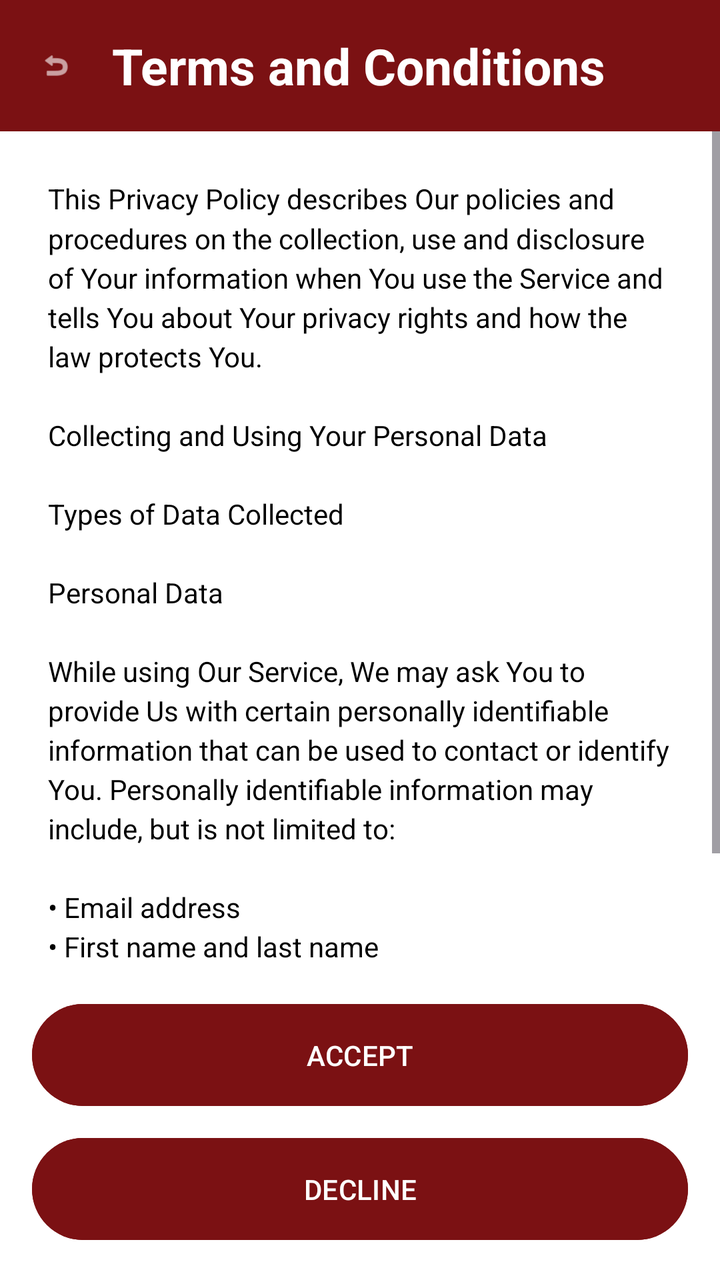
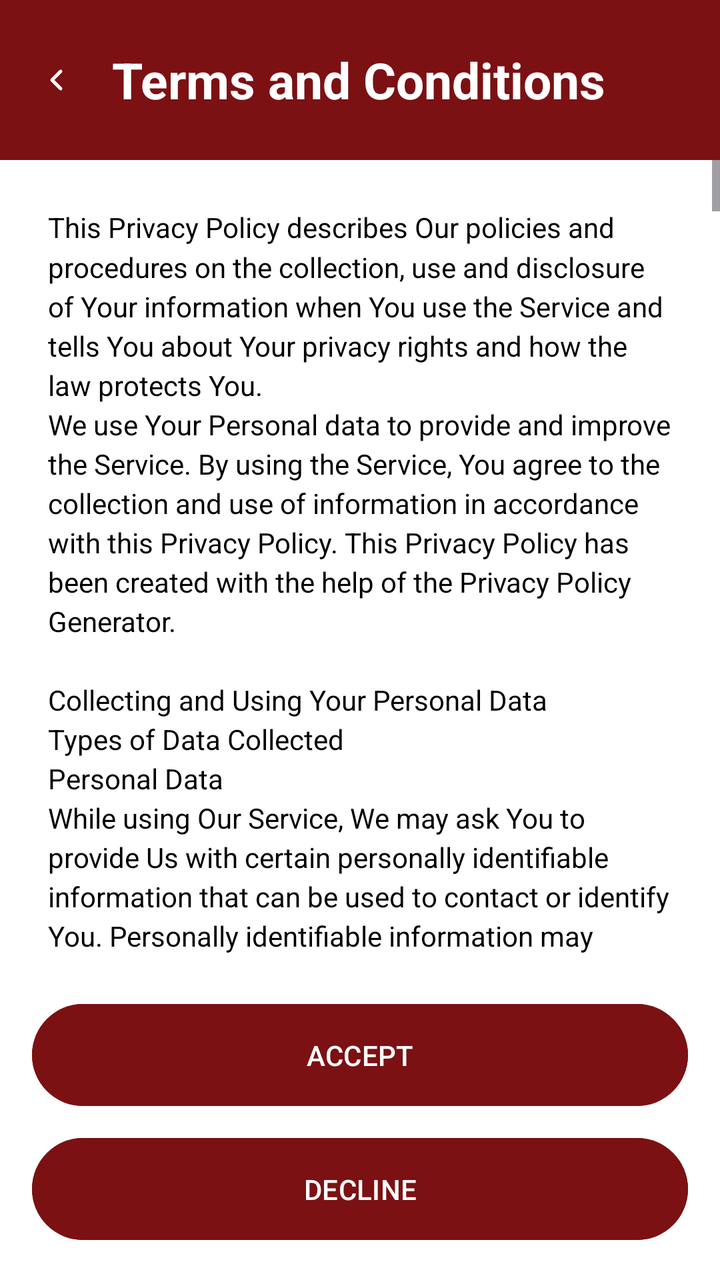

Two renders of the same Android screen: before a commit and after it. Below are the layout's source before the change and the commit's diff.
<!-- AndroidManifest.xml: application theme Theme.FixItFinderApp -->
<!-- res/layout/activity_terms_agreement.xml -->
<?xml version="1.0" encoding="utf-8"?>
<androidx.constraintlayout.widget.ConstraintLayout
    xmlns:android="http://schemas.android.com/apk/res/android"
    xmlns:app="http://schemas.android.com/apk/res-auto"
    android:layout_width="match_parent"
    android:layout_height="match_parent"
    android:background="@android:color/white">

    
    <LinearLayout
        android:id="@+id/headerLayout"
        android:layout_width="match_parent"
        android:layout_height="wrap_content"
        android:orientation="horizontal"
        android:background="@color/color_primary"
        android:padding="16dp"
        android:gravity="center_vertical"
        app:layout_constraintTop_toTopOf="parent"
        app:layout_constraintStart_toStartOf="parent"
        app:layout_constraintEnd_toEndOf="parent">

        <ImageView
            android:id="@+id/btnBack"
            android:layout_width="24dp"
            android:layout_height="24dp"
            android:src="@android:drawable/ic_menu_revert"
            android:tint="@color/white"
            android:padding="4dp"
            android:background="?attr/selectableItemBackgroundBorderless"
            android:contentDescription="Back"
            android:layout_marginEnd="16dp" />

        <TextView
            android:layout_width="0dp"
            android:layout_height="wrap_content"
            android:layout_weight="1"
            android:text="Terms and Conditions"
            android:textSize="25sp"
            android:textStyle="bold"
            android:textColor="@color/white" />
    </LinearLayout>

    
    <ScrollView
        android:layout_width="match_parent"
        android:layout_height="0dp"
        android:fillViewport="true"
        app:layout_constraintTop_toBottomOf="@+id/headerLayout"
        app:layout_constraintBottom_toTopOf="@+id/buttonLayout"
        app:layout_constraintStart_toStartOf="parent"
        app:layout_constraintEnd_toEndOf="parent">

        <TextView
            android:id="@+id/tvTermsContent"
            android:layout_width="match_parent"
            android:layout_height="wrap_content"
            android:padding="24dp"
            android:text="This Privacy Policy describes Our policies and procedures on the collection, use and disclosure of Your information when You use the Service and tells You about Your privacy rights and how the law protects You.\n\nCollecting and Using Your Personal Data\n\nTypes of Data Collected\n\nPersonal Data\n\nWhile using Our Service, We may ask You to provide Us with certain personally identifiable information that can be used to contact or identify You. Personally identifiable information may include, but is not limited to:\n\n• Email address\n• First name and last name\n• Phone number\n• Address, State, Province, ZIP/Postal code, City"
            android:textSize="14sp"
            android:textColor="@android:color/black"
            android:lineSpacingMultiplier="1.2" />
    </ScrollView>

    
    <LinearLayout
        android:id="@+id/buttonLayout"
        android:layout_width="match_parent"
        android:layout_height="wrap_content"
        android:orientation="vertical"
        android:padding="16dp"
        android:background="@color/white"
        app:layout_constraintBottom_toBottomOf="parent"
        app:layout_constraintStart_toStartOf="parent"
        app:layout_constraintEnd_toEndOf="parent">

        <Button
            android:id="@+id/btnAccept"
            android:layout_width="match_parent"
            android:layout_height="wrap_content"
            android:text="ACCEPT"
            android:textColor="@color/white"
            android:backgroundTint="@color/color_primary"
            android:padding="16dp"
            android:layout_marginBottom="8dp" />

        <Button
            android:id="@+id/btnDecline"
            android:layout_width="match_parent"
            android:layout_height="wrap_content"
            android:text="DECLINE"
            android:textColor="@color/white"
            android:backgroundTint="@color/color_primary"
            android:padding="16dp" />
    </LinearLayout>

</androidx.constraintlayout.widget.ConstraintLayout>
<!-- resources referenced by this layout -->
<resources>
  <color name="color_primary">#7B1113</color>
  <color name="white">#FFFFFFFF</color>
  <style name="Theme.FixItFinderApp" parent="Base.Theme.FixItFinderApp" />
  <style name="Base.Theme.FixItFinderApp" parent="Theme.Material3.DayNight.NoActionBar">
          <item name="colorPrimary">@color/color_primary</item>
          <item name="colorSecondary">@color/color_secondary</item>
          <item name="colorSurface">@color/color_background</item>
          <item name="colorOnSurface">@color/color_text_dark</item>
          <item name="colorPrimaryContainer">@color/color_primary</item>
          <item name="colorOnPrimary">@color/color_background</item>
      </style>
  <color name="color_secondary">#825037</color>
  <color name="color_background">#FFFFFF</color>
  <color name="color_text_dark">#2C2C2C</color>
</resources>

<!-- the commit's change to res/layout/activity_terms_agreement.xml (unified diff, before → after) -->
@@ -21,9 +21,9 @@
 
         <ImageView
             android:id="@+id/btnBack"
-            android:layout_width="24dp"
-            android:layout_height="24dp"
-            android:src="@android:drawable/ic_menu_revert"
+            android:layout_width="@dimen/back_btn_width"
+            android:layout_height="@dimen/back_btn_height"
+            android:src="@drawable/ic_back_chevron"
             android:tint="@color/white"
             android:padding="4dp"
             android:background="?attr/selectableItemBackgroundBorderless"
@@ -42,6 +42,7 @@
 
     
     <ScrollView
+        android:id="@+id/scrollTerms"
         android:layout_width="match_parent"
         android:layout_height="0dp"
         android:fillViewport="true"
@@ -55,7 +56,7 @@
             android:layout_width="match_parent"
             android:layout_height="wrap_content"
             android:padding="24dp"
-            android:text="This Privacy Policy describes Our policies and procedures on the collection, use and disclosure of Your information when You use the Service and tells You about Your privacy rights and how the law protects You.\n\nCollecting and Using Your Personal Data\n\nTypes of Data Collected\n\nPersonal Data\n\nWhile using Our Service, We may ask You to provide Us with certain personally identifiable information that can be used to contact or identify You. Personally identifiable information may include, but is not limited to:\n\n• Email address\n• First name and last name\n• Phone number\n• Address, State, Province, ZIP/Postal code, City"
+            android:text="This Privacy Policy describes Our policies and procedures on the collection, use and disclosure of Your information when You use the Service and tells You about Your privacy rights and how the law protects You.\nWe use Your Personal data to provide and improve the Service. By using the Service, You agree to the collection and use of information in accordance with this Privacy Policy. This Privacy Policy has been created with the help of the Privacy Policy Generator.\n\nCollecting and Using Your Personal Data\nTypes of Data Collected\nPersonal Data\nWhile using Our Service, We may ask You to provide Us with certain personally identifiable information that can be used to contact or identify You. Personally identifiable information may include, but is not limited to:\n- Email address\n- First name and last name\n- Phone number\n- Address, State, Province, ZIP/Postal code, City\nUsage Data\n\nUsage Data\nUsage Data is collected automatically when using the Service.\nUsage Data may include information such as Your Device's Internet Protocol address (e.g. IP address), browser type, browser version, the pages of our Service that You visit, the time and date of Your visit, the time spent on those pages, unique device identifiers and other diagnostic data. When You access the Service by or through a mobile device, We may collect certain information automatically, including, but not limited to, the type of mobile device You use, Your mobile device unique ID, the IP address of Your mobile device, Your mobile operating system, the type of mobile Internet browser You use, unique device identifiers and other diagnostic data. We may also collect information that Your browser sends whenever You visit our Service or when You access the Service by or through a mobile device.\n\nInformation from Third-Party Social Media Services\nThe Company allows You to create an account and log in to use the Service through the following Third-Party Social Media Services:\nGoogle\nFacebook\nInstagram\nTwitter\nLinkedIn\nIf You decide to register through or otherwise grant us access to a Third-Party Social Media Service, We may collect Personal data that is already associated with Your Third-Party Social Media Service's account, such as Your name, Your email address, Your activities or Your contact list associated with that account.You may also have the option of sharing additional information with the Company through Your Third-Party Social Media Service's account. If You choose to provide such information and Personal Data, during registration or otherwise, You are giving the Company permission to use, share, and store it in a manner consistent with this Privacy Policy.\n\nInformation Collected while Using the Application\nWhile using Our Application, in order to provide features of Our Application, We may collect, with Your prior permission:\nInformation regarding your location\nInformation from your Device's phone book (contacts list)\nPictures and other information from your Device's camera and photo library\nWe use this information to provide features of Our Service, to improve and customize Our Service. The information may be uploaded to the Company's servers and/or a Service Provider's server or it may be simply stored on Your device. You can enable or disable access to this information at any time, through your Device settings.\n\nUse of Your Personal Data\nThe Company may use Personal Data for the following purposes:\nTo provide and maintain our Service, including to monitor the usage of our Service.\nTo manage Your Account: to manage Your registration as a user of the Service. The Personal Data You provide can give You access to different functionalities of the Service that are available to You as a registered user.\nFor the performance of a contract: the development, compliance and undertaking of the purchase contract for the products, items or services You have purchased or of any other contract with Us through the Service.\nTo contact You: To contact You by email, telephone calls, SMS, or other equivalent forms of electronic communication, such as a mobile application's push notifications regarding updates or informative communications related to the functionalities, products or contracted services, including the security updates, when necessary or reasonable for their implementation.\nTo provide You with news, special offers and general information about other goods, services and events which we offer that are similar to those that you have already purchased or enquired about unless You have opted not to receive such information.\nTo manage Your requests: To attend and manage Your requests to Us.\nFor business transfers: We may use Your information to evaluate or conduct a merger, divestiture, restructuring, reorganization, dissolution, or other sale or transfer of some or all of Our assets, whether as a going concern or as part of bankruptcy, liquidation, or similar proceeding, in which Personal Data held by Us about our Service users is among the assets transferred.\nFor other purposes: We may use Your information for other purposes, such as data analysis, identifying usage trends, determining the effectiveness of our promotional campaigns and to evaluate and improve our Service, products, services, marketing and your experience.\nWe may share Your personal information in the following situations:\nWith Service Providers: We may share Your personal information with Service Providers to monitor and analyze the use of our Service, to contact You.\nFor business transfers: We may share or transfer Your personal information in connection with, or during negotiations of, any merger, sale of Company assets, financing, or acquisition of all or a portion of Our business to another company.\nWith Affiliates: We may share Your information with Our affiliates, in which case we will require those affiliates to honor this Privacy Policy. Affiliates include Our parent company and any other subsidiaries, joint venture partners or other companies that We control or that are under common control with Us.\nWith business partners: We may share Your information with Our business partners to offer You certain products, services or promotions.\nWith other users: when You share personal information or otherwise interact in the public areas with other users, such information may be viewed by all users and may be publicly distributed outside. If You interact with other users or register through a Third-Party Social Media Service, Your contacts on the Third-Party Social Media Service may see Your name, profile, pictures and description of Your activity. Similarly, other users will be able to view descriptions of Your activity, communicate with You and view Your profile.\nWith Your consent: We may disclose Your personal information for any other purpose with Your consent.\n\nRetention of Your Personal Data\nThe Company will retain Your Personal Data only for as long as is necessary for the purposes set out in this Privacy Policy. We will retain and use Your Personal Data to the extent necessary to comply with our legal obligations (for example, if we are required to retain your data to comply with applicable laws), resolve disputes, and enforce our legal agreements and policies.\nThe Company will also retain Usage Data for internal analysis purposes. Usage Data is generally retained for a shorter period of time, except when this data is used to strengthen the security or to improve the functionality of Our Service, or We are legally obligated to retain this data for longer time periods.\n\nTransfer of Your Personal Data\nYour information, including Personal Data, is processed at the Company's operating offices and in any other places where the parties involved in the processing are located. It means that this information may be transferred to - and maintained on - computers located outside of Your state, province, country or other governmental jurisdiction where the data protection laws may differ than those from Your jurisdiction. Your consent to this Privacy Policy followed by Your submission of such information represents Your agreement to that transfer. The Company will take all steps reasonably necessary to ensure that Your data is treated securely and in accordance with this Privacy Policy and no transfer of Your Personal Data will take place to an organization or a country unless there are adequate controls in place including the security of Your data and other personal information.\n\nDelete Your Personal Data\nYou have the right to delete or request that We assist in deleting the Personal Data that We have collected about You. Our Service may give You the ability to delete certain information about You from within the Service.\nYou may update, amend, or delete Your information at any time by signing in to Your Account, if you have one, and visiting the account settings section that allows you to manage Your personal information. You may also contact Us to request access to, correct, or delete any personal information that You have provided to Us. Please note, however, that We may need to retain certain information when we have a legal obligation or lawful basis to do so.\n\nDisclosure of Your Personal Data\nBusiness Transactions\nIf the Company is involved in a merger, acquisition or asset sale, Your Personal Data may be transferred. We will provide notice before Your Personal Data is transferred and becomes subject to a different Privacy Policy.\n\nLaw enforcement\nUnder certain circumstances, the Company may be required to disclose Your Personal Data if required to do so by law or in response to valid requests by public authorities (e.g. a court or a government agency).\n\nOther legal requirements\nThe Company may disclose Your Personal Data in the good faith belief that such action is necessary to:\nComply with a legal obligation\nProtect and defend the rights or property of the Company\nPrevent or investigate possible wrongdoing in connection with the Service\nProtect the personal safety of Users of the Service or the public\nProtect against legal liability\n\nSecurity of Your Personal Data\nThe security of Your Personal Data is important to Us, but remember that no method of transmission over the Internet, or method of electronic storage is 100% secure. While We strive to use commercially acceptable means to protect Your Personal Data, We cannot guarantee its absolute security.\nDetailed Information on the Processing of Your Personal Data\nThe Service Providers We use may have access to Your Personal Data. These third-party vendors collect, store, use, process and transfer information about Your activity on Our Service in accordance with their Privacy Policies.\nUsage, Performance and Miscellaneous\nWe may use third-party Service Providers to maintain and improve our service.\nGoogle Places\nGoogle Places is a service that returns information about places using HTTP requests. It is operated by Google\nGoogle Places service may collect information from You and from Your Device for security purposes.\nThe information gathered by Google Places is held in accordance with the Privacy Policy of Google: https://www.google.com/intl/en/policies/privacy/\n\nChildren's Privacy\nOur Service does not address anyone under the age of 13. We do not knowingly collect personally identifiable information from anyone under the age of 13. If You are a parent or guardian and You are aware that Your child has provided Us with Personal Data, please contact Us. If We become aware that We have collected Personal Data from anyone under the age of 13 without verification of parental consent, We take steps to remove that information from Our servers. If We need to rely on consent as a legal basis for processing Your information and Your country requires consent from a parent, We may require Your parent's consent before We collect and use that information.\nLinks to Other Websites Our Service may contain links to other websites that are not operated by Us. If You click on a third party link, You will be directed to that third party's site. We strongly advise You to review the Privacy Policy of every site You visit. We have no control over and assume no responsibility for the content, privacy policies or practices of any third party sites or services.\nChanges to this Privacy Policy We may update Our Privacy Policy from time to time.\n\nContact Us\nIf you have any questions about this Privacy Policy, You can contact us:\nBy email: fixitinder@gmail.com\nBy phone number: +63 905 266 3523"
             android:textSize="14sp"
             android:textColor="@android:color/black"
             android:lineSpacingMultiplier="1.2" />
<!-- resource entries referenced after the edit -->
@@ -2,6 +2,23 @@
 <resources>
   <color name="color_primary">#7B1113</color>
   <color name="white">#FFFFFFFF</color>
+  <dimen name="back_btn_height">48dp</dimen>
+  <dimen name="back_btn_width">24dp</dimen>
+  <!-- drawable ic_back_chevron (drawable) -->
+  <?xml version="1.0" encoding="utf-8"?>
+  <vector xmlns:android="http://schemas.android.com/apk/res/android"
+      android:width="24dp"
+      android:height="24dp"
+      android:viewportWidth="24"
+      android:viewportHeight="24">
+      <path
+          android:fillColor="@android:color/transparent"
+          android:strokeColor="#000000"
+          android:strokeWidth="2.5"
+          android:strokeLineCap="round"
+          android:strokeLineJoin="round"
+          android:pathData="M15.5,5.5 L9,12 L15.5,18.5" />
+  </vector>
   <style name="Theme.FixItFinderApp" parent="Base.Theme.FixItFinderApp" />
   <style name="Base.Theme.FixItFinderApp" parent="Theme.Material3.DayNight.NoActionBar">
           <item name="colorPrimary">@color/color_primary</item>
